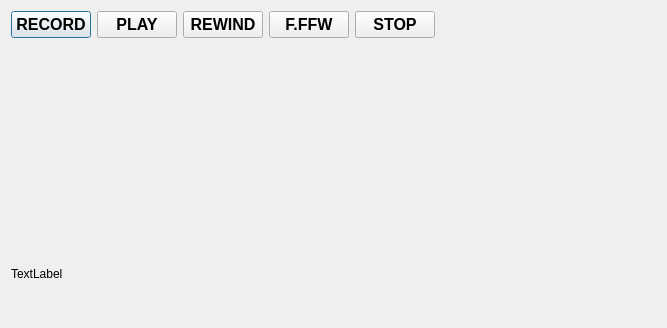
Qt form tape_window.ui (ThKattanek/emu64) before a commit.
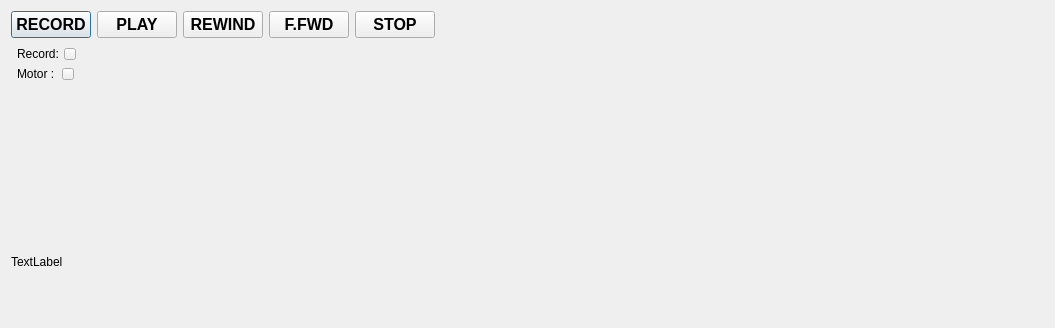
The same form after that commit. Custom widgets are drawn as their Qt base class.

Commit message: [ticket#45] Motor Status Anzeige eingebaut. Für Record schon soweit vorbereitet.

Patch:
```diff
--- a/tape_window.ui
+++ b/tape_window.ui
@@ -6,7 +6,7 @@
    <rect>
     <x>0</x>
     <y>0</y>
-    <width>667</width>
+    <width>1055</width>
     <height>328</height>
    </rect>
   </property>
@@ -77,7 +77,7 @@
         </font>
        </property>
        <property name="text">
-        <string>F.FFW</string>
+        <string>F.FWD</string>
        </property>
        <property name="checkable">
         <bool>true</bool>
@@ -122,17 +122,141 @@
       <widget class="WidgetTapeCounter" name="Counter" native="true"/>
      </item>
      <item>
-      <spacer name="horizontalSpacer_2">
-       <property name="orientation">
-        <enum>Qt::Horizontal</enum>
+      <layout class="QVBoxLayout" name="verticalLayout_2">
+       <property name="spacing">
+        <number>0</number>
        </property>
-       <property name="sizeHint" stdset="0">
-        <size>
-         <width>40</width>
-         <height>20</height>
-        </size>
-       </property>
-      </spacer>
+       <item>
+        <layout class="QHBoxLayout" name="horizontalLayout_4">
+         <item>
+          <widget class="QLabel" name="label">
+           <property name="text">
+            <string>Record:</string>
+           </property>
+          </widget>
+         </item>
+         <item>
+          <spacer name="horizontalSpacer_5">
+           <property name="orientation">
+            <enum>Qt::Horizontal</enum>
+           </property>
+           <property name="sizeType">
+            <enum>QSizePolicy::Fixed</enum>
+           </property>
+           <property name="sizeHint" stdset="0">
+            <size>
+             <width>5</width>
+             <height>20</height>
+            </size>
+           </property>
+          </spacer>
+         </item>
+         <item>
+          <widget class="QPushButton" name="RecordLED">
+           <property name="sizePolicy">
+            <sizepolicy hsizetype="Fixed" vsizetype="Fixed">
+             <horstretch>0</horstretch>
+             <verstretch>0</verstretch>
+            </sizepolicy>
+           </property>
+           <property name="minimumSize">
+            <size>
+             <width>12</width>
+             <height>12</height>
+            </size>
+           </property>
+           <property name="maximumSize">
+            <size>
+             <width>12</width>
+             <height>12</height>
+            </size>
+           </property>
+           <property name="text">
+            <string/>
+           </property>
+          </widget>
+         </item>
+         <item>
+          <spacer name="horizontalSpacer_2">
+           <property name="orientation">
+            <enum>Qt::Horizontal</enum>
+           </property>
+           <property name="sizeHint" stdset="0">
+            <size>
+             <width>40</width>
+             <height>20</height>
+            </size>
+           </property>
+          </spacer>
+         </item>
+        </layout>
+       </item>
+       <item>
+        <layout class="QHBoxLayout" name="horizontalLayout_5">
+         <item>
+          <widget class="QLabel" name="label_2">
+           <property name="text">
+            <string>Motor :</string>
+           </property>
+          </widget>
+         </item>
+         <item>
+          <spacer name="horizontalSpacer_4">
+           <property name="orientation">
+            <enum>Qt::Horizontal</enum>
+           </property>
+           <property name="sizeType">
+            <enum>QSizePolicy::Fixed</enum>
+           </property>
+           <property name="sizeHint" stdset="0">
+            <size>
+             <width>7</width>
+             <height>20</height>
+            </size>
+           </property>
+          </spacer>
+         </item>
+         <item>
+          <widget class="QPushButton" name="MotorLED">
+           <property name="sizePolicy">
+            <sizepolicy hsizetype="Fixed" vsizetype="Fixed">
+             <horstretch>0</horstretch>
+             <verstretch>0</verstretch>
+            </sizepolicy>
+           </property>
+           <property name="minimumSize">
+            <size>
+             <width>12</width>
+             <height>12</height>
+            </size>
+           </property>
+           <property name="maximumSize">
+            <size>
+             <width>12</width>
+             <height>12</height>
+            </size>
+           </property>
+           <property name="text">
+            <string/>
+           </property>
+          </widget>
+         </item>
+         <item>
+          <spacer name="horizontalSpacer_3">
+           <property name="orientation">
+            <enum>Qt::Horizontal</enum>
+           </property>
+           <property name="sizeHint" stdset="0">
+            <size>
+             <width>40</width>
+             <height>20</height>
+            </size>
+           </property>
+          </spacer>
+         </item>
+        </layout>
+       </item>
+      </layout>
      </item>
     </layout>
    </item>
```
The commit also changes 4 other files.
